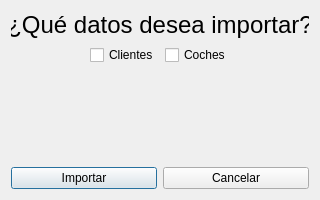
The window that ui/dlgTipoImportacion.ui (IsmaPT2002/proyectoTallerDI) describes before a commit, drawn with Qt 5.
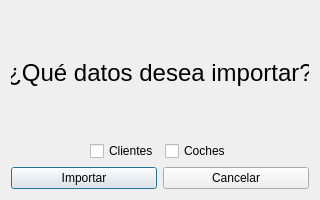
The same window after the commit.

Diff of the .ui file:
```diff
--- a/ui/dlgTipoImportacion.ui
+++ b/ui/dlgTipoImportacion.ui
@@ -31,6 +31,7 @@
      <property name="font">
       <font>
        <pointsize>18</pointsize>
+       <weight>50</weight>
        <italic>false</italic>
        <bold>false</bold>
        <strikeout>false</strikeout>
@@ -92,19 +93,6 @@
      </item>
     </layout>
    </item>
-   <item>
-    <spacer name="verticalSpacer">
-     <property name="orientation">
-      <enum>Qt::Vertical</enum>
-     </property>
-     <property name="sizeHint" stdset="0">
-      <size>
-       <width>20</width>
-       <height>40</height>
-      </size>
-     </property>
-    </spacer>
-   </item>
    <item>
     <layout class="QHBoxLayout" name="horizontalLayout">
      <item>
```
